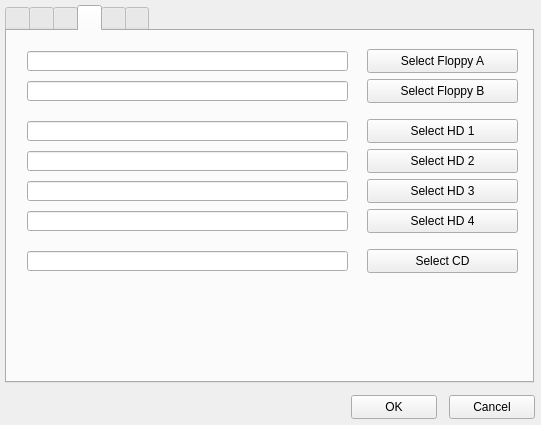
Qt form ui/sets.ui (Pixelsuft/qemu-launcher) before a commit.
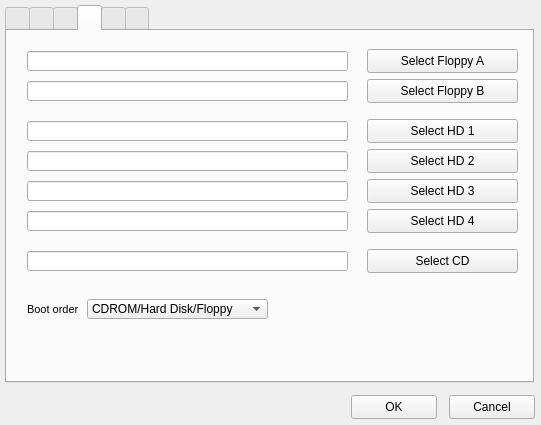
The same form after that commit. The open tabs and pages were chosen to show the change. Icons and pictures are not drawn.

```diff
--- a/ui/sets.ui
+++ b/ui/sets.ui
@@ -1251,6 +1251,67 @@
        <string>Select HD 1</string>
       </property>
      </widget>
+     <widget class="QComboBox" name="orderEdit">
+      <property name="geometry">
+       <rect>
+        <x>80</x>
+        <y>268</y>
+        <width>181</width>
+        <height>20</height>
+       </rect>
+      </property>
+      <property name="currentText">
+       <string>CDROM/Hard Disk/Floppy</string>
+      </property>
+      <item>
+       <property name="text">
+        <string>CDROM/Hard Disk/Floppy</string>
+       </property>
+      </item>
+      <item>
+       <property name="text">
+        <string>CDROM/Floppy/Hard Disk</string>
+       </property>
+      </item>
+      <item>
+       <property name="text">
+        <string>Hard Disk/CDROM/Floppy</string>
+       </property>
+      </item>
+      <item>
+       <property name="text">
+        <string>Hard Disk/Floppy/CDROM</string>
+       </property>
+      </item>
+      <item>
+       <property name="text">
+        <string>Floppy/Hard Disk/CDROM</string>
+       </property>
+      </item>
+      <item>
+       <property name="text">
+        <string>Floppy/CDROM/Hard Disk</string>
+       </property>
+      </item>
+     </widget>
+     <widget class="QLabel" name="orderLabel">
+      <property name="geometry">
+       <rect>
+        <x>20</x>
+        <y>270</y>
+        <width>61</width>
+        <height>16</height>
+       </rect>
+      </property>
+      <property name="font">
+       <font>
+        <pointsize>8</pointsize>
+       </font>
+      </property>
+      <property name="text">
+       <string>Boot order</string>
+      </property>
+     </widget>
     </widget>
     <widget class="QWidget" name="input">
      <attribute name="icon">
```
